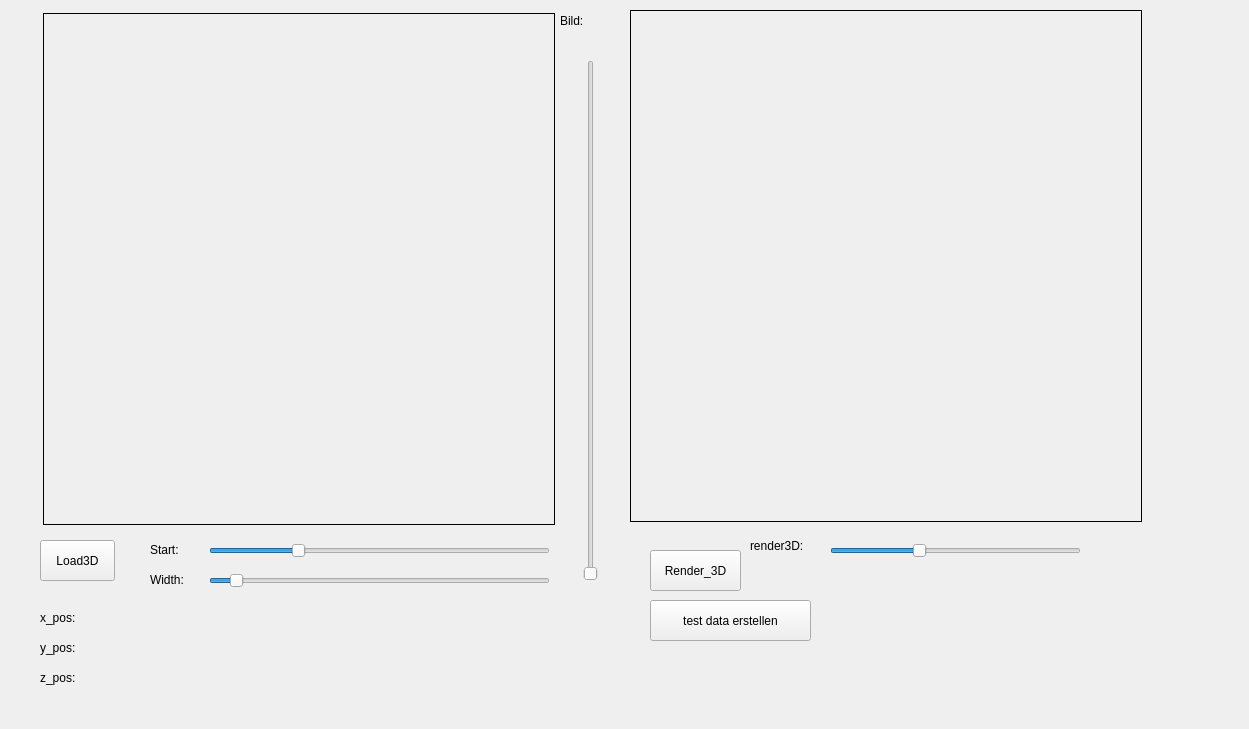
This is app/widget.ui in jupp-kh/SWEIDM as Qt 5 draws it before an edit. The edited form follows.
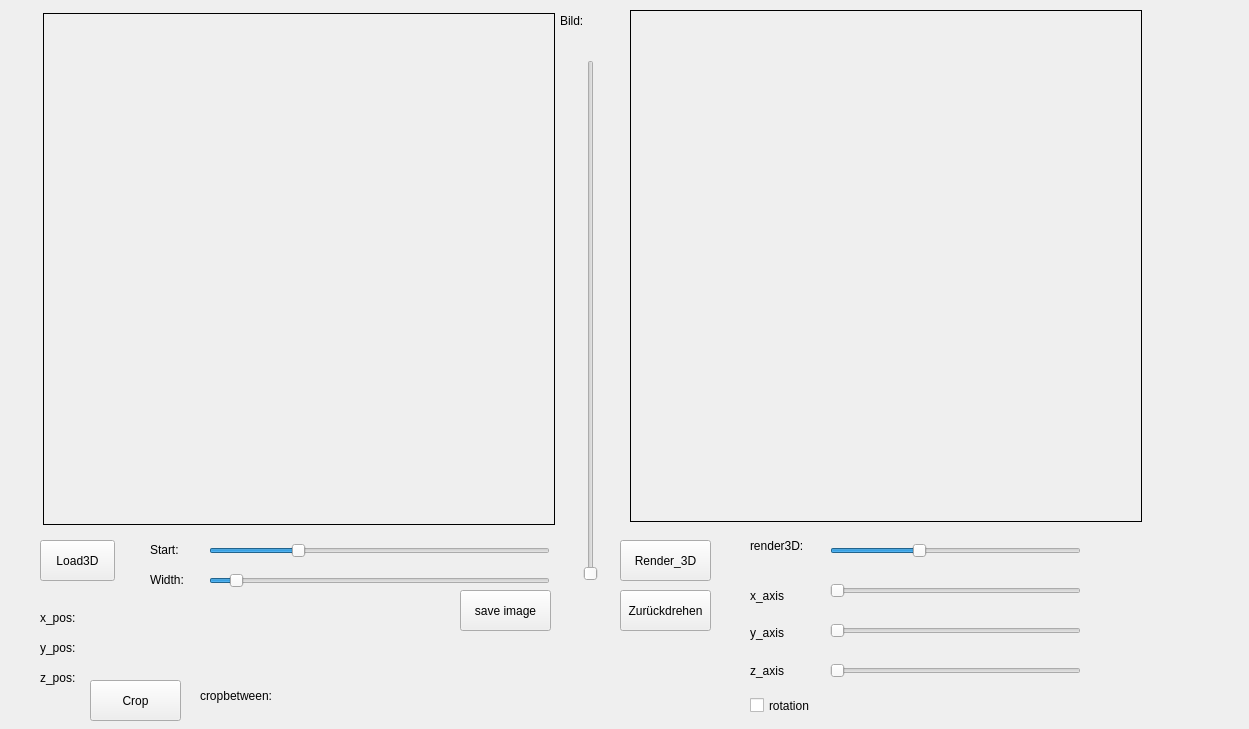
This is the edited form.

Commit message: rotation+ cropping

The edit to the form file:
```diff
--- a/app/widget.ui
+++ b/app/widget.ui
@@ -176,8 +176,8 @@
   <widget class="QPushButton" name="pushButton_render3d">
    <property name="geometry">
     <rect>
-     <x>650</x>
-     <y>550</y>
+     <x>620</x>
+     <y>540</y>
      <width>91</width>
      <height>41</height>
     </rect>
@@ -205,14 +205,14 @@
   <widget class="QPushButton" name="pushButton_test">
    <property name="geometry">
     <rect>
-     <x>650</x>
-     <y>600</y>
-     <width>161</width>
+     <x>460</x>
+     <y>590</y>
+     <width>91</width>
      <height>41</height>
     </rect>
    </property>
    <property name="text">
-    <string>test data erstellen</string>
+    <string>save image</string>
    </property>
   </widget>
   <widget class="QLabel" name="label_x">
@@ -254,6 +254,148 @@
     <string>z_pos:</string>
    </property>
   </widget>
+  <widget class="QCheckBox" name="checkBox_rotation">
+   <property name="enabled">
+    <bool>true</bool>
+   </property>
+   <property name="geometry">
+    <rect>
+     <x>750</x>
+     <y>690</y>
+     <width>101</width>
+     <height>31</height>
+    </rect>
+   </property>
+   <property name="text">
+    <string>rotation</string>
+   </property>
+  </widget>
+  <widget class="QSlider" name="horizontalSlider_xaxis">
+   <property name="geometry">
+    <rect>
+     <x>830</x>
+     <y>580</y>
+     <width>251</width>
+     <height>22</height>
+    </rect>
+   </property>
+   <property name="maximum">
+    <number>360</number>
+   </property>
+   <property name="orientation">
+    <enum>Qt::Horizontal</enum>
+   </property>
+  </widget>
+  <widget class="QSlider" name="horizontalSlider_yaxis">
+   <property name="geometry">
+    <rect>
+     <x>830</x>
+     <y>620</y>
+     <width>251</width>
+     <height>22</height>
+    </rect>
+   </property>
+   <property name="maximum">
+    <number>360</number>
+   </property>
+   <property name="orientation">
+    <enum>Qt::Horizontal</enum>
+   </property>
+  </widget>
+  <widget class="QSlider" name="horizontalSlider_zaxis">
+   <property name="geometry">
+    <rect>
+     <x>830</x>
+     <y>660</y>
+     <width>251</width>
+     <height>22</height>
+    </rect>
+   </property>
+   <property name="maximum">
+    <number>360</number>
+   </property>
+   <property name="orientation">
+    <enum>Qt::Horizontal</enum>
+   </property>
+  </widget>
+  <widget class="QPushButton" name="pushButton_back">
+   <property name="geometry">
+    <rect>
+     <x>620</x>
+     <y>590</y>
+     <width>91</width>
+     <height>41</height>
+    </rect>
+   </property>
+   <property name="text">
+    <string>Zurückdrehen</string>
+   </property>
+  </widget>
+  <widget class="QPushButton" name="pushButton_crop">
+   <property name="geometry">
+    <rect>
+     <x>90</x>
+     <y>680</y>
+     <width>91</width>
+     <height>41</height>
+    </rect>
+   </property>
+   <property name="text">
+    <string>Crop</string>
+   </property>
+  </widget>
+  <widget class="QLabel" name="label_xaxis">
+   <property name="geometry">
+    <rect>
+     <x>750</x>
+     <y>580</y>
+     <width>81</width>
+     <height>31</height>
+    </rect>
+   </property>
+   <property name="text">
+    <string>x_axis</string>
+   </property>
+  </widget>
+  <widget class="QLabel" name="label_yaxis">
+   <property name="geometry">
+    <rect>
+     <x>750</x>
+     <y>612</y>
+     <width>91</width>
+     <height>41</height>
+    </rect>
+   </property>
+   <property name="text">
+    <string>y_axis</string>
+   </property>
+  </widget>
+  <widget class="QLabel" name="label_zaxis">
+   <property name="geometry">
+    <rect>
+     <x>750</x>
+     <y>655</y>
+     <width>91</width>
+     <height>31</height>
+    </rect>
+   </property>
+   <property name="text">
+    <string>z_axis</string>
+   </property>
+  </widget>
+  <widget class="QLabel" name="label_crop">
+   <property name="geometry">
+    <rect>
+     <x>200</x>
+     <y>670</y>
+     <width>151</width>
+     <height>51</height>
+    </rect>
+   </property>
+   <property name="text">
+    <string>cropbetween:</string>
+   </property>
+  </widget>
  </widget>
  <resources/>
  <connections/>
```
The commit also changes 12 other files.
